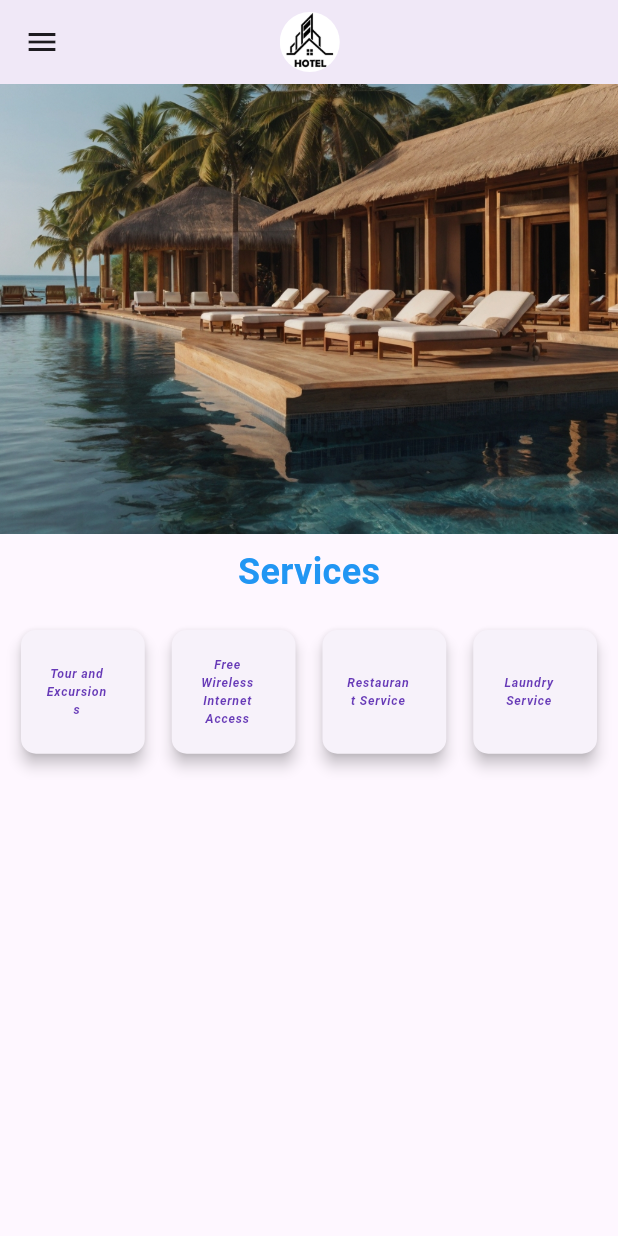
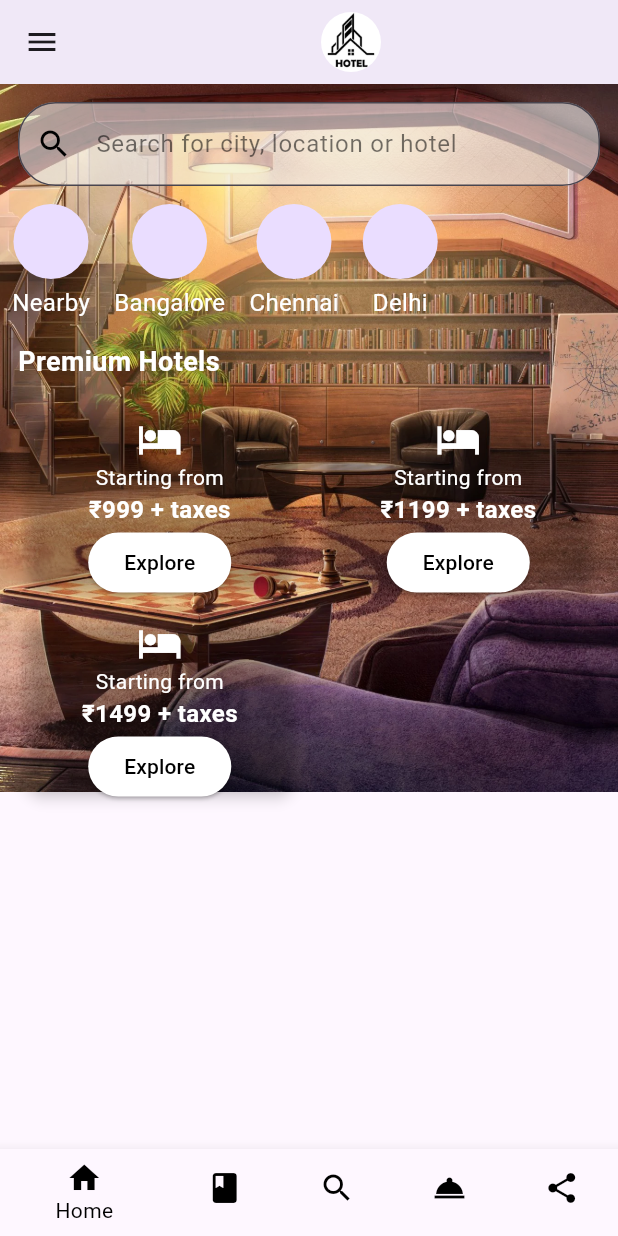
Before and after one commit to sreenanda-shani/hotel-management, a Flutter app: the screen it shows after launch, on a phone screen of 412 x 824 dp. Run offline on Flutter 3.47's test engine with Material 3 defaults, Android fonts, the phone set to English and light mode, and no system bars.

Commit message:
homepage_update

```diff
--- a/lib/main.dart
+++ b/lib/main.dart
@@ -2,6 +2,8 @@ import 'package:flutter/material.dart';
 import 'package:project1/user/home_page.dart';
 import 'package:project1/user/login_page.dart';
 import 'package:project1/user/registration%20screen.dart';
+//import 'package:project1/user/login_page.dart';
+//import 'package:project1/user/registration%20screen.dart';
 
 void main() {
   runApp(MaterialApp(
--- a/lib/user/home_page.dart
+++ b/lib/user/home_page.dart
@@ -1,166 +1,274 @@
 import 'package:flutter/material.dart';
+import 'package:project1/user/login_page.dart';
 
 class HomePage extends StatelessWidget {
+  final GlobalKey<ScaffoldState> _scaffoldKey = GlobalKey<ScaffoldState>();
+  final List<String> locations = ['Nearby', 'Bangalore', 'Chennai', 'Delhi'];
+  final List<String> premiumHotels = ['₹999 + taxes', '₹1199 + taxes', '₹1499 + taxes'];
+
   @override
   Widget build(BuildContext context) {
-    // Define service titles outside of the builder
-    double screenWidth = MediaQuery.of(context).size.width;
-    double FontSize = screenWidth * 0.02;
-    List<String> serviceTitles = [
-      'Tour and Excursions',
-      'Free Wireless Internet Access',
-      'Restaurant Service',
-      'Laundry Service'
-    ];
-
     return Scaffold(
+      key: _scaffoldKey,
       appBar: AppBar(
-        // Burger menu (leading) stays on the left
         leading: IconButton(
           icon: Icon(Icons.menu),
           onPressed: () {
-            Scaffold.of(context).openDrawer(); // Open the left drawer
+            if (_scaffoldKey.currentState != null) {
+              _scaffoldKey.currentState!.openDrawer();
+            }
           },
         ),
-
-        // Center content (image) in the title
-        title: Padding(
-          padding: EdgeInsets.only(right: 55.0), // Adjust the left padding to make room for the burger menu
-          child: Center(
-            child: ClipOval(
-              child: Image.asset(
-                'asset/download.png', // Replace with your logo path
-                height: 40.0, // Height of the circle
-                width: 40.0,  // Ensure width is equal to height for a perfect circle
-                fit: BoxFit.cover,  // This ensures the image scales and fits inside the circle
-              ),
+        title: Center(
+          child: ClipOval(
+            child: Image.asset(
+              'asset/download.png', // Ensure the file exists
+              height: 40.0,
+              width: 40.0,
+              fit: BoxFit.cover,
             ),
           ),
         ),
-
         elevation: 4,
       ),
       drawer: _buildLeftDrawer(context),
-      body: Column(
+      body: Stack(
         children: [
-          // Existing Image at the top
-          Image.asset(
-            'asset/1731664618375_1731664606081_1731664598342_Leonardo_Kino_XL_resorts_imges_for_background_0.jpg',
-            width: double.maxFinite,
-            fit: BoxFit.fitWidth,
-            height: 300,
-          ),
-          Padding(
-            padding: const EdgeInsets.all(8.0),
-            child: Text(
-              'Services', // Heading Text
-              style: TextStyle(
-                fontSize: 24,
-                fontWeight: FontWeight.bold,
-                color: Colors.blue, // You can customize the color
-              ),
+          // Background Image
+          Positioned.fill(
+            child: Image.asset(
+              'asset/img4.webp', // Replace with your background image path
+              fit: BoxFit.cover,
             ),
           ),
-          // Four boxes using Card and ListTile
-          Expanded(
-            child: GridView.count(
-              crossAxisCount: 4, // Creates a 4x1 grid of cards
-              crossAxisSpacing: 10,
-              mainAxisSpacing: 10,
-              padding: EdgeInsets.all(10),
-              children: List.generate(serviceTitles.length, (index) {
-                return Card(
-                  elevation: 4,
-                  shape: RoundedRectangleBorder(
-                    borderRadius: BorderRadius.circular(10),
+          // Foreground Content
+          SingleChildScrollView(
+            child: Column(
+              crossAxisAlignment: CrossAxisAlignment.start,
+              children: [
+                // Search Bar
+                Padding(
+                  padding: const EdgeInsets.all(12.0),
+                  child: TextField(
+                    decoration: InputDecoration(
+                      hintText: "Search for city, location or hotel",
+                      hintStyle: TextStyle(color: Colors.black54),
+                      prefixIcon: Icon(Icons.search, color: Colors.black),
+                      border: OutlineInputBorder(
+                        borderRadius: BorderRadius.circular(25.0),
+                      ),
+                      filled: true,
+                      fillColor: Colors.grey[200]!.withOpacity(0.6),
+                    ),
                   ),
-                  child: InkWell(
-                    onTap: () {
-                      // Action when the user taps on the grid item
-                      ScaffoldMessenger.of(context).showSnackBar(
-                        SnackBar(content: Text('${serviceTitles[index]} tapped')),
+                ),
+                // Horizontal Scrollable Buttons for Locations
+                SizedBox(
+                  height: 80,
+                  child: ListView.builder(
+                    scrollDirection: Axis.horizontal,
+                    itemCount: locations.length,
+                    itemBuilder: (context, index) {
+                      return InkWell(
+                        onTap: () {
+                          // Handle tap event here
+                         Navigator.push(
+                    context,
+                    MaterialPageRoute(
+                      builder: (context) => const LoginPage(),),
+                          );
+                        },
+                        child: Padding(
+                          padding: const EdgeInsets.symmetric(horizontal: 8.0),
+                          child: Column(
+                            children: [
+                              CircleAvatar(
+                                //backgroundColor: Colors.primaries[index % Colors.primaries.length],
+                                radius: 25,
+                               /*child: Text(
+                                 // locations[index][0], // First letter of location
+                                  style: TextStyle(color: Colors.white, fontSize: 20),
+                                ),*/
+                              ),
+                              SizedBox(height: 4),
+                              Text(
+                                locations[index],
+                                style: TextStyle(
+                                  color: Colors.white, // Change to your preferred color
+                                  fontSize: 16, // Optional: change font size
+                                ),
+                              ),
+                            ],
+                          ),
+                        ),
                       );
                     },
-                    child: Center(
-                      child: ListTile(
-                        title: Text(
-                          serviceTitles[index], // Displaying service titles
-                          textAlign: TextAlign.center,
-                          style: TextStyle(
-                            fontSize: FontSize, // Increased the font size
-                            fontWeight: FontWeight.w600, // Semi-bold font weight
-                            color: Colors.deepPurple, // Changed color to deep purple
-                            fontStyle: FontStyle.italic, // Applying italic font style
+                  ),
+                ),
+                // Premium Hotels Section
+                Padding(
+                  padding: const EdgeInsets.all(12.0),
+                  child: Text(
+                    "Premium Hotels",
+                    style: TextStyle(
+                      fontSize: 18,
+                      fontWeight: FontWeight.bold,
+                      color: Colors.white,
+                    ),
+                  ),
+                ),
+                ConstrainedBox(
+                  constraints: BoxConstraints(maxHeight: 400),
+                  child: GridView.builder(
+                    shrinkWrap: true,
+                    physics: NeverScrollableScrollPhysics(),
+                    itemCount: premiumHotels.length,
+                    gridDelegate: SliverGridDelegateWithFixedCrossAxisCount(
+                      crossAxisCount: 2,
+                      childAspectRatio: 3 / 2,
+                      crossAxisSpacing: 10,
+                      mainAxisSpacing: 10,
+                    ),
+                    padding: EdgeInsets.symmetric(horizontal: 12),
+                    itemBuilder: (context, index) {
+                      return Card(
+                        elevation: 4,
+                        color: Colors.transparent,
+                        shape: RoundedRectangleBorder(
+                          borderRadius: BorderRadius.circular(15),
+                        ),
+                        child: Padding(
+                          padding: const EdgeInsets.all(8.0),
+                          child: Column(
+                            mainAxisAlignment: MainAxisAlignment.spaceEvenly,
+                            children: [
+                              Icon(
+                                Icons.hotel,
+                                color: Colors.white,
+                                size: 30,
+                              ),
+                              Text(
+                                "Starting from",
+                                style: TextStyle(color: Colors.white, fontSize: 14),
+                              ),
+                              Text(
+                                premiumHotels[index],
+                                style: TextStyle(
+                                  color: Colors.white,
+                                  fontWeight: FontWeight.bold,
+                                  fontSize: 16,
+                                ),
+                              ),
+                              ElevatedButton(
+                                style: ElevatedButton.styleFrom(
+                                  backgroundColor: Colors.white,
+                                  foregroundColor: Colors.black,
+                                ),
+                                onPressed: () {
+                                  // Handle explore button click
+                                },
+                                child: Text("Explore"),
+                              ),
+                            ],
                           ),
                         ),
-                      ),
+                      );
+                    },
+                  ),
+                ),
+                // Best Offers Section
+               /* Padding(
+                  padding: const EdgeInsets.all(12.0),
+                  child: Text(
+                    "Best Offers for You",
+                    style: TextStyle(
+                      fontSize: 18,
+                      fontWeight: FontWeight.bold,
+                      color: Colors.black,
                     ),
                   ),
-                );
-              }),
+                ),
+                Padding(
+                  padding: const EdgeInsets.symmetric(horizontal: 12.0),
+                  child: ClipRRect(
+                    borderRadius: BorderRadius.circular(12),
+                    /*child: Image.asset(
+                      'asset/.jpg', // Ensure the file exists
+                      width: double.infinity,
+                      fit: BoxFit.cover,
+                      height: 150,
+                    ),*/
+                  ),
+                ),*/
+              ],
             ),
           ),
         ],
       ),
+      bottomNavigationBar: BottomNavigationBar(
+        items: [
+          BottomNavigationBarItem(
+            icon: Icon(Icons.home, color: Colors.black),
+            label: 'Home',
+          ),
+          BottomNavigationBarItem(
+            icon: Icon(Icons.book, color: Colors.black),
+            label: 'Bookings',
+          ),
+          BottomNavigationBarItem(
+            icon: Icon(Icons.search, color: Colors.black),
+            label: 'Search',
+          ),
+          BottomNavigationBarItem(
+            icon: Icon(Icons.room_service, color: Colors.black),
+            label: 'Services',
+          ),
+          BottomNavigationBarItem(
+            icon: Icon(Icons.share, color: Colors.black),
+            label: 'Refer & Earn',
+          ),
+        ],
+        selectedItemColor: Colors.black,
+        unselectedItemColor: Colors.black54,
+      ),
     );
   }
 
-  // Left Drawer
   Widget _buildLeftDrawer(BuildContext context) {
     return Drawer(
       child: ListView(
         padding: EdgeInsets.zero,
         children: [
-          // User Account section
           UserAccountsDrawerHeader(
             accountName: Text("User Name"),
             accountEmail: Text("user@example.com"),
             currentAccountPicture: CircleAvatar(
-              backgroundColor: Colors.white,
+              backgroundColor: Colors.yellow,
               child: Icon(Icons.person, size: 50),
             ),
           ),
-          // Menu items
           ListTile(
             title: Text('Home'),
             onTap: () {
-              Navigator.pop(context); // Close the drawer
-              // You can navigate to the Home page here
+              Navigator.pop(context);
             },
           ),
           ListTile(
             title: Text('Profile'),
             onTap: () {
-              Navigator.pop(context); // Close the drawer
-              // Navigate to Profile page here
+              Navigator.pop(context);
             },
           ),
           ListTile(
             title: Text('Settings'),
             onTap: () {
-              Navigator.pop(context); // Close the drawer
-              // Navigate to Settings page here
-            },
-          ),
-          ListTile(
-            title: Text('Notifications'),
-            onTap: () {
-              Navigator.pop(context); // Close the drawer
-              // Add actions here
-            },
-          ),
-          ListTile(
-            title: Text('Help'),
-            onTap: () {
-              Navigator.pop(context); // Close the drawer
-              // Add actions here
+              Navigator.pop(context);
             },
           ),
           ListTile(
             title: Text('Logout'),
             onTap: () {
-              Navigator.pop(context); // Close the drawer
-              // Add logout logic here
+              Navigator.pop(context);
             },
           ),
         ],
```
Also changed, not shown: lib/user/registration screen.dart (+79 -42 lines), asset/img2.jpg (renamed from asset/1731664618375_1731664606081_1731664598342_Leonardo_Kino_XL_resorts_imges_for_background_0.jpg), asset/img3.jpg (added), asset/img4.webp (added), asset/img5.jpg (added), asset/img6.jpeg (added), 1 other file.
